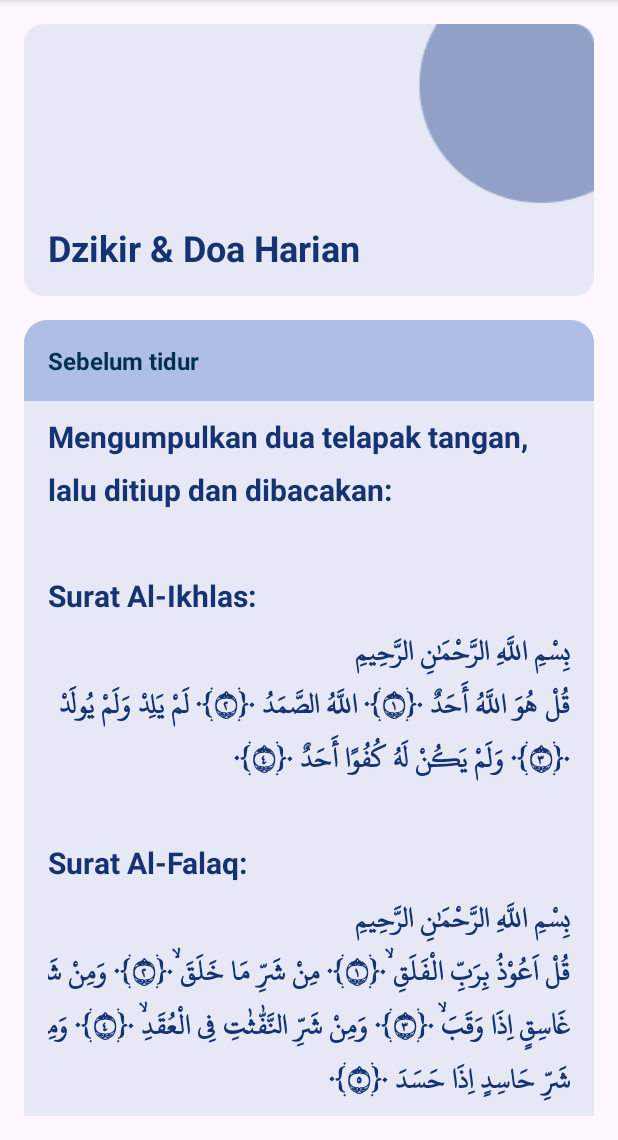
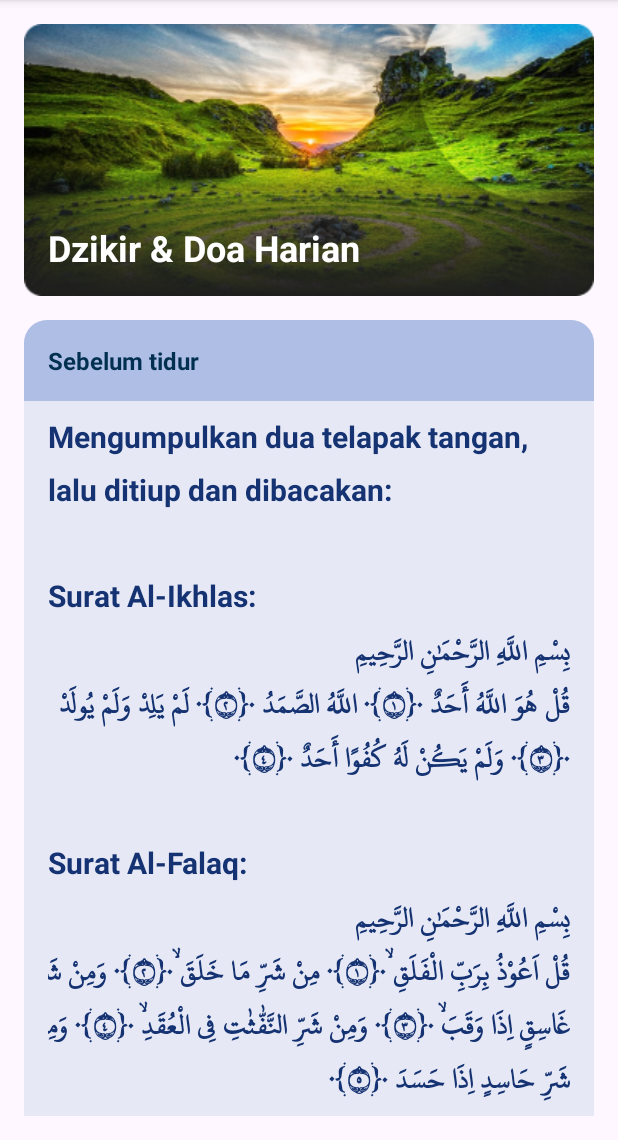
Before and after one commit to Naufal05R/DoaDzikirApp, an Android app: the HarianDzikirDoaActivity screen opened directly, with no data from a screen before it, on a phone screen of 412 x 824 dp, the part 96-1236 px from its top. Run offline under Robolectric (Android 15) with nearby library versions, the phone set to English and light mode, and no system bars.

Commit message:
bg_menu fixing

```diff
--- a/app/src/main/res/layout/activity_harian_dzikir_doa.xml
+++ b/app/src/main/res/layout/activity_harian_dzikir_doa.xml
@@ -13,13 +13,13 @@
         android:layout_marginStart="16dp"
         android:layout_marginTop="16dp"
         android:layout_marginEnd="16dp"
-        android:background="@drawable/bg_menu"
+        android:background="@drawable/menu_3"
         android:gravity="bottom"
         android:paddingStart="16dp"
         android:paddingEnd="16dp"
         android:paddingBottom="16dp"
         android:text="@string/txt_dzikir_doa_harian"
-        android:textColor="@color/blue"
+        android:textColor="@color/white"
         android:textSize="24sp"
         android:textStyle="bold"
         app:layout_constraintEnd_toEndOf="parent"
--- a/app/src/main/res/layout/activity_pagi_petang_dzikir.xml
+++ b/app/src/main/res/layout/activity_pagi_petang_dzikir.xml
@@ -11,11 +11,11 @@
         android:id="@+id/tv_dzikir_pagi_petang"
         android:layout_width="0dp"
         android:layout_height="wrap_content"
-        android:background="@drawable/bg_menu"
+        android:background="@drawable/menu_4"
         android:gravity="bottom"
         android:padding="16dp"
         android:text="@string/txt_dzikir_pagi_petang"
-        android:textColor="@color/blue"
+        android:textColor="@color/white"
         android:textSize="24sp"
         android:textStyle="bold"
         app:layout_constraintEnd_toEndOf="parent"
--- a/app/src/main/res/layout/activity_qauliyah_shalat.xml
+++ b/app/src/main/res/layout/activity_qauliyah_shalat.xml
@@ -20,7 +20,7 @@
         android:text="@string/txt_sunnah_qauliyah"
         android:textSize="24sp"
         android:textStyle="bold"
-        android:textColor="@color/blue" />
+        android:textColor="@color/white" />
 
     <androidx.recyclerview.widget.RecyclerView
         android:id="@+id/rv_qauliyah_shalat"
--- a/app/src/main/res/layout/activity_setiap_saat_dzikir.xml
+++ b/app/src/main/res/layout/activity_setiap_saat_dzikir.xml
@@ -13,14 +13,14 @@
         android:layout_height="wrap_content"
         android:layout_alignParentTop="true"
         android:layout_marginBottom="16dp"
-        android:background="@drawable/bg_menu"
+        android:background="@drawable/menu_2"
         android:gravity="bottom"
         android:paddingHorizontal="16dp"
         android:paddingBottom="16dp"
         android:text="@string/txt_dzikir_setiap_saat"
         android:textSize="24sp"
         android:textStyle="bold"
-        android:textColor="@color/blue" />
+        android:textColor="@color/white" />
 
     <androidx.recyclerview.widget.RecyclerView
         android:id="@+id/rv_dzikir_setiap_saat"
```
Also changed, not shown: app/src/main/res/drawable/menu_1.png, app/src/main/res/drawable/menu_2.png, app/src/main/res/drawable/menu_3.png, app/src/main/res/drawable/menu_4.png.
